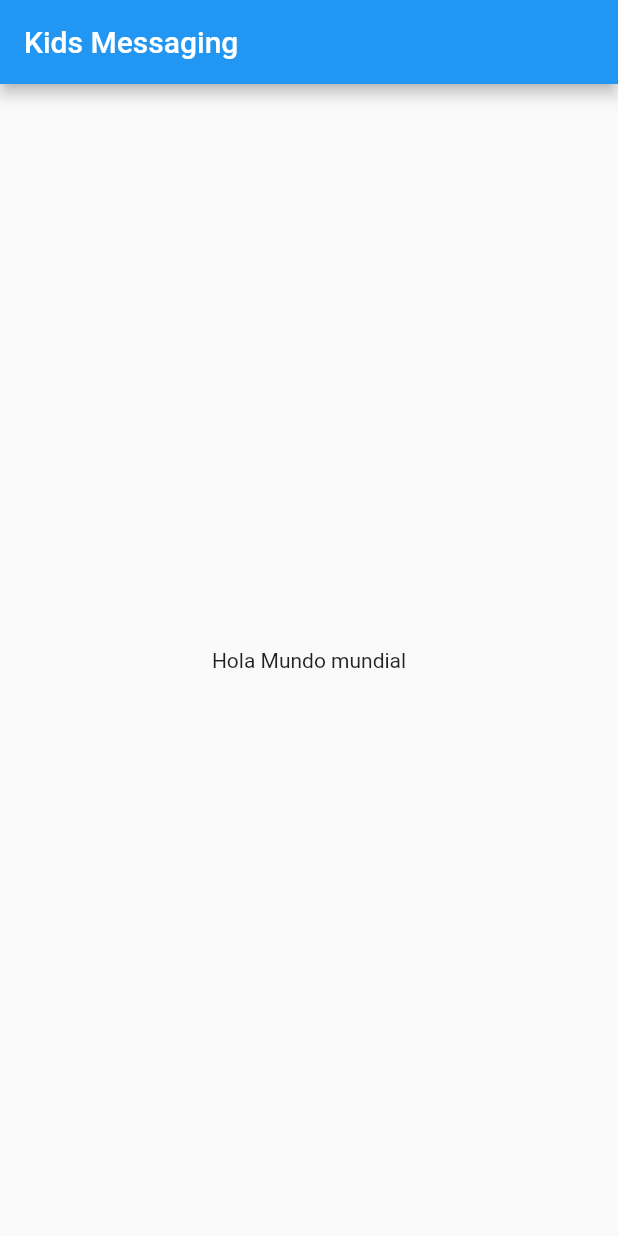
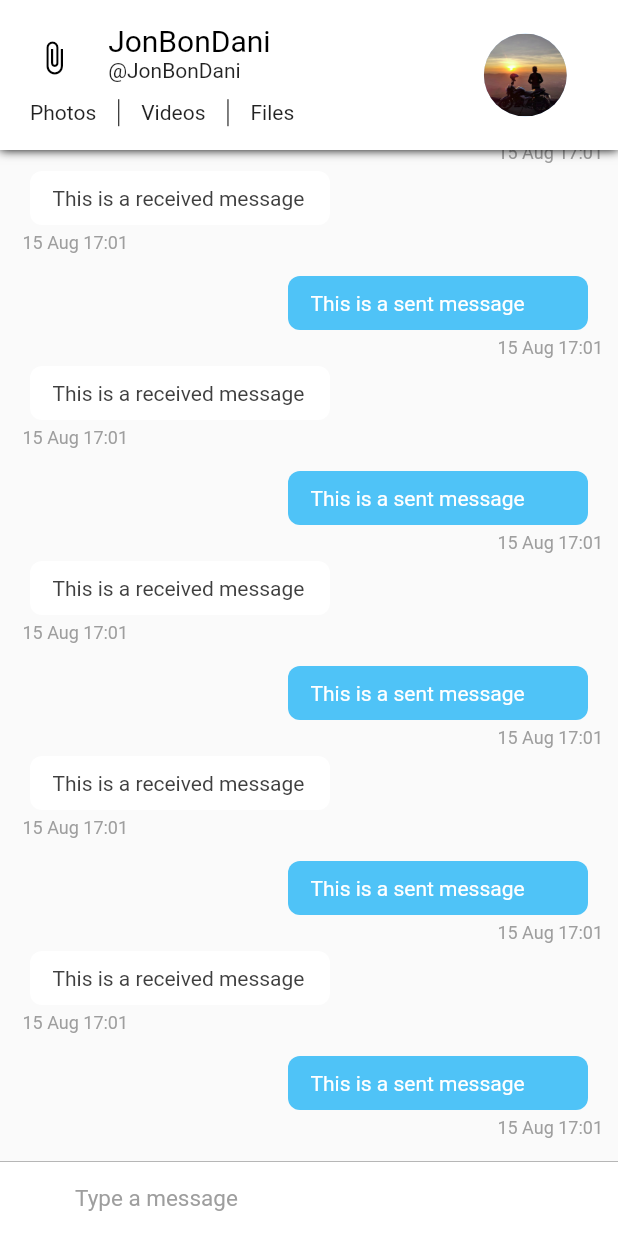
Before and after one commit to jonbondani/kidsmessaging, a Flutter app: the screen it shows after launch, on a phone screen of 412 x 824 dp. Run offline on Flutter 3.47's test engine with Material 2 defaults, Android fonts, the phone set to English and light mode, and no system bars.

```diff
--- /dev/null
+++ b/lib/config/Assets.dart
@@ -0,0 +1,3 @@
+class Assets{
+  static String user = 'assets/user.png';
+}
--- /dev/null
+++ b/lib/config/Palette.dart
@@ -0,0 +1,17 @@
+import 'package:flutter/material.dart';
+
+// Color palette for the app
+class Palette{
+  static Color primaryColor = Colors.white;
+  static Color accentColor =  Color(0xff4fc3f7);
+  static Color secondaryColor = Colors.black;
+  static Color primaryTextColor = Colors.black;
+  static Color secondaryTextColor = Colors.black87;
+  static Color primaryBackgroundColor = Colors.white;
+  static Color selfMessageBackgroundColor = Color(0xff4fc3f7);
+  static Color otherMessageBackgroundColor = Colors.white;
+  static Color selfMessageColor = Colors.white;
+  static Color otherMessageColor = Color(0xff3f3f3f);
+  static Color greyColor = Colors.grey;
+  static Color chatBackgroundColor = Color(0xfffafafa)  ;
+}
--- /dev/null
+++ b/lib/config/Styles.dart
@@ -0,0 +1,20 @@
+import 'package:flutter/material.dart';
+
+import 'Palette.dart';
+
+class Styles{
+  static TextStyle textHeading = TextStyle(
+      color: Palette.primaryTextColor,
+      fontSize: 20); // Text style for the name
+  static TextStyle subHeading = TextStyle(
+      color: Palette.primaryTextColor,
+      fontSize: 14);
+  static TextStyle text = TextStyle(
+      color: Palette.secondaryTextColor);
+  static TextStyle subText = TextStyle(
+      color: Palette.greyColor);
+  static TextStyle date = TextStyle(
+      color: Palette.greyColor,
+      fontSize: 12.0,
+      fontStyle: FontStyle.normal);
+}
--- a/lib/main.dart
+++ b/lib/main.dart
@@ -1,73 +1,19 @@
 import 'package:flutter/material.dart';
+import 'config/Palette.dart';
+import 'pages/ConversationPageList.dart';
 
-void main() => runApp(MyApp());
+void main() => runApp(KidsMessaging());
 
-class MyApp extends StatelessWidget {
+class KidsMessaging extends StatelessWidget {
   // This widget is the root of your application.
   @override
   Widget build(BuildContext context) {
     return MaterialApp(
       title: 'KidsMessaging',
       theme: ThemeData(
-        // This is the theme of your application.
-        //
-        // Try running your application with "flutter run". You'll see the
-        // application has a blue toolbar. Then, without quitting the app, try
-        // changing the primarySwatch below to Colors.green and then invoke
-        // "hot reload" (press "r" in the console where you ran "flutter run",
-        // or simply save your changes to "hot reload" in a Flutter IDE).
-        // Notice that the counter didn't reset back to zero; the application
-        // is not restarted.
-        primarySwatch: Colors.blue,
+        primaryColor: Palette.primaryColor,
       ),
-      home: MyHomePage(title: 'Kids Messaging'),
+      home: ConversationPageList(),
     );
   }
 }
-
-class MyHomePage extends StatefulWidget {
-  MyHomePage({Key key, this.title}) : super(key: key);
-
-  // This widget is the home page of your application. It is stateful, meaning
-  // that it has a State object (defined below) that contains fields that affect
-  // how it looks.
-
-  // This class is the configuration for the state. It holds the values (in this
-  // case the title) provided by the parent (in this case the App widget) and
-  // used by the build method of the State. Fields in a Widget subclass are
-  // always marked "final".
-
-  final String title;
-
-  @override
-  _MyHomePageState createState() => _MyHomePageState();
-}
-
-class _MyHomePageState extends State<MyHomePage> {
-  @override
-  Widget build(BuildContext context) {
-    // This method is rerun every time setState is called, for instance as done
-    // by the _incrementCounter method above.
-    //
-    // The Flutter framework has been optimized to make rerunning build methods
-    // fast, so that you can just rebuild anything that needs updating rather
-    // than having to individually change instances of widgets.
-    return Scaffold(
-      appBar: AppBar(
-        // Here we take the value from the MyHomePage object that was created by
-        // the App.build method, and use it to set our appbar title.
-        title: Text(widget.title),
-      ),
-      body: Center(
-        // Center is a layout widget. It takes a single child and positions it
-        // in the middle of the parent.
-        child:
-            Text(
-              'Hola Mundo mundial',
-            ),
-
-        ),
-
-    );
-  }
-}
--- /dev/null
+++ b/lib/pages/ConversationPage.dart
@@ -0,0 +1,34 @@
+import 'package:flutter/material.dart';
+import 'package:kidsmessaging/widgets/ChatAppBar.dart';
+import 'package:kidsmessaging/widgets/ChatListWidget.dart';
+import 'package:kidsmessaging/widgets/InputWidget.dart';
+
+class ConversationPage extends StatefulWidget {
+  @override
+  _ConversationPageState createState() => _ConversationPageState();
+
+  const ConversationPage();
+}
+
+class _ConversationPageState extends State<ConversationPage> {
+
+  @override
+  Widget build(BuildContext context) {
+    return SafeArea(
+        child: Scaffold(
+            appBar: ChatAppBar(), // Custom app bar for chat screen
+            body: Stack(children: <Widget>[
+              Column(
+                children: <Widget>[
+                  ChatListWidget(),//Chat list
+                  InputWidget() // The input widget
+                ],
+              ),
+            ]
+            )
+        )
+    );
+  }
+
+
+}
--- /dev/null
+++ b/lib/pages/ConversationPageList.dart
@@ -0,0 +1,24 @@
+import 'package:flutter/material.dart';
+import 'ConversationPage.dart';
+
+class ConversationPageList extends StatefulWidget {
+
+  @override
+  _ConversationPageListState createState() => _ConversationPageListState();
+}
+
+class _ConversationPageListState extends State<ConversationPageList> {
+
+  @override
+  Widget build(BuildContext context) {
+    return PageView(
+      children: <Widget>[
+        ConversationPage(),
+        ConversationPage(),
+        ConversationPage()
+      ],
+    );
+
+
+  }
+}
--- /dev/null
+++ b/lib/widgets/ChatAppBar.dart
@@ -0,0 +1,104 @@
+import 'package:flutter/material.dart';
+import 'package:kidsmessaging/config/Assets.dart';
+import 'package:kidsmessaging/config/Palette.dart';
+
+class ChatAppBar extends StatelessWidget implements PreferredSizeWidget {
+
+  const ChatAppBar();
+
+  final double height = 100;
+  @override
+  Widget build(BuildContext context) {
+    var textHeading = TextStyle(color: Palette.primaryTextColor, fontSize: 20); // Text style for the name
+    var textStyle = TextStyle(color: Palette.secondaryTextColor); // Text style for everything else
+
+    double width = MediaQuery.of(context).size.width; // calculate the screen width
+    return Material(
+        child: Container(
+            decoration: new BoxDecoration(boxShadow: [ //adds a shadow to the appbar
+              new BoxShadow(
+                color: Colors.black,
+                blurRadius: 5.0,
+              )]),
+            child:  Container(
+                color: Palette.primaryBackgroundColor,
+                child: Row(children: <Widget>[
+                  Expanded( //we're dividing the appbar into 7 : 3 ratio. 7 is for content and 3 is for the display picture.
+                      flex: 7,
+                      child: Center(
+                          child: Column(
+                            mainAxisSize: MainAxisSize.min,
+                            children: <Widget>[
+                              Container(
+                                  height: 70 - (width * .06),
+                                  child: Row(
+                                    crossAxisAlignment: CrossAxisAlignment.start,
+                                    children: <Widget>[
+                                      Expanded(
+                                          flex: 2,
+                                          child: Center(
+                                              child: Icon(
+                                                Icons.attach_file,
+                                                color: Palette.secondaryColor,
+                                              ))),
+                                      Expanded(
+                                          flex: 6,
+                                          child: Container(
+                                              child: Column(
+                                                crossAxisAlignment:
+                                                CrossAxisAlignment.start,
+                                                mainAxisAlignment: MainAxisAlignment.center,
+                                                mainAxisSize: MainAxisSize.min,
+                                                children: <Widget>[
+                                                  Text('JonBonDani', style: textHeading),
+                                                  Text('@JonBonDani', style: textStyle)
+                                                ],
+                                              ))),
+                                    ],
+                                  )),
+                              //second row containing the buttons for media
+                              Container(
+                                  height: 23,
+                                  padding: EdgeInsets.fromLTRB(20, 5, 5, 0),
+                                  child: Row(
+                                    mainAxisAlignment: MainAxisAlignment.start,
+                                    crossAxisAlignment: CrossAxisAlignment.center,
+                                    children: <Widget>[
+                                      Text(
+                                        'Photos',
+                                        style: textStyle,
+                                      ),
+                                      VerticalDivider(
+                                        width: 30,
+                                        color: Palette.primaryTextColor,
+                                      ),
+                                      Text(
+                                        'Videos',
+                                        style: textStyle,
+                                      ),
+                                      VerticalDivider(
+                                        width: 30,
+                                        color: Palette.primaryTextColor,
+                                      ),
+                                      Text('Files', style: textStyle)
+                                    ],
+                                  )),
+                            ],
+                          ))),
+                  //This is the display picture
+                  Expanded(
+                      flex: 3,
+                      child: Container(
+                          child: Center(
+                              child: CircleAvatar(
+                                radius: (80 - (width * .06)) / 2,
+                                backgroundImage: Image.asset(
+                                  Assets.user,
+                                ).image,
+                              )))),
+                ]))));
+  }
+
+  @override
+  Size get preferredSize => Size.fromHeight(height);
+}
--- /dev/null
+++ b/lib/widgets/ChatItemWidget.dart
@@ -0,0 +1,89 @@
+import 'package:flutter/material.dart';
+import 'package:kidsmessaging/config/Palette.dart';
+import 'package:intl/intl.dart';
+
+class ChatItemWidget extends StatelessWidget{
+  final int index;
+
+  ChatItemWidget(this.index);
+
+  @override
+  Widget build(BuildContext context) {
+    // TODO: implement build
+    if (index % 2 == 0) {
+      //This is the sent message. We'll later use data from firebase instead of index to determine the message is sent or received.
+      return Container(
+          child: Column(children: <Widget>[
+            Row(
+              children: <Widget>[
+                Container(
+                  child: Text(
+                    'This is a sent message',
+                    style: TextStyle(color: Palette.selfMessageColor),
+                  ),
+                  padding: EdgeInsets.fromLTRB(15.0, 10.0, 15.0, 10.0),
+                  width: 200.0,
+                  decoration: BoxDecoration(
+                      color: Palette.selfMessageBackgroundColor,
+                      borderRadius: BorderRadius.circular(8.0)),
+                  margin: EdgeInsets.only(right: 10.0),
+                )
+              ],
+              mainAxisAlignment:
+              MainAxisAlignment.end, // aligns the chatitem to right end
+            ),
+            Row(
+                mainAxisAlignment: MainAxisAlignment.end,
+                children: <Widget>[
+                  Container(
+                    child: Text(
+                      DateFormat('dd MMM kk:mm')
+                          .format(DateTime.fromMillisecondsSinceEpoch(1565888474278)),
+                      style: TextStyle(
+                          color: Palette.greyColor,
+                          fontSize: 12.0,
+                          fontStyle: FontStyle.normal),
+                    ),
+                    margin: EdgeInsets.only(left: 5.0, top: 5.0, bottom: 5.0),
+                  )])
+          ]));
+    } else {
+      // This is a received message
+      return Container(
+        child: Column(
+          children: <Widget>[
+            Row(
+              children: <Widget>[
+                Container(
+                  child: Text(
+                    'This is a received message',
+                    style: TextStyle(color: Palette.otherMessageColor),
+                  ),
+                  padding: EdgeInsets.fromLTRB(15.0, 10.0, 15.0, 10.0),
+                  width: 200.0,
+                  decoration: BoxDecoration(
+                      color: Palette.otherMessageBackgroundColor,
+                      borderRadius: BorderRadius.circular(8.0)),
+                  margin: EdgeInsets.only(left: 10.0),
+                )
+              ],
+            ),
+            Container(
+              child: Text(
+                DateFormat('dd MMM kk:mm')
+                    .format(DateTime.fromMillisecondsSinceEpoch(1565888474278)),
+                style: TextStyle(
+                    color: Palette.greyColor,
+                    fontSize: 12.0,
+                    fontStyle: FontStyle.normal),
+              ),
+              margin: EdgeInsets.only(left: 5.0, top: 5.0, bottom: 5.0),
+            )
+          ],
+          crossAxisAlignment: CrossAxisAlignment.start,
+        ),
+        margin: EdgeInsets.only(bottom: 10.0),
+      );
+    }  }
+
+}
--- /dev/null
+++ b/lib/widgets/ChatListWidget.dart
@@ -0,0 +1,20 @@
+import 'package:flutter/material.dart';
+
+import 'ChatItemWidget.dart';
+
+
+class ChatListWidget extends StatelessWidget{
+  final ScrollController listScrollController = new ScrollController();
+  @override
+  Widget build(BuildContext context) {
+    // TODO: implement build
+    return Flexible(
+        child: ListView.builder(
+          padding: EdgeInsets.all(10.0),
+          itemBuilder: (context, index) => ChatItemWidget(index),
+          itemCount: 20,
+          reverse: true,
+          controller: listScrollController,
+        ));
+  }
+}
--- /dev/null
+++ b/lib/widgets/InputWidget.dart
@@ -0,0 +1,61 @@
+import 'package:flutter/material.dart';
+import 'package:kidsmessaging/config/Palette.dart';
+
+class InputWidget extends StatelessWidget {
+
+  final TextEditingController textEditingController = new TextEditingController();
+
+  @override
+  Widget build(BuildContext context) {
+    return Container(
+      child: Row(
+        children: <Widget>[
+          Material(
+            child: new Container(
+              margin: new EdgeInsets.symmetric(horizontal: 1.0),
+              child: new IconButton(
+                icon: new Icon(Icons.face),
+                onPressed: () => {},
+                color: Palette.primaryColor,
+              ),
+            ),
+            color: Colors.white,
+          ),
+
+          // Text input
+          Flexible(
+            child: Container(
+              child: TextField(
+                style: TextStyle(color: Palette.primaryTextColor, fontSize: 15.0),
+                controller: textEditingController,
+                decoration: InputDecoration.collapsed(
+                  hintText: 'Type a message',
+                  hintStyle: TextStyle(color: Palette.greyColor),
+                ),
+              ),
+            ),
+          ),
+
+          // Send Message Button
+          Material(
+            child: new Container(
+              margin: new EdgeInsets.symmetric(horizontal: 8.0),
+              child: new IconButton(
+                icon: new Icon(Icons.send),
+                onPressed: () => {},
+                color: Palette.primaryColor,
+              ),
+            ),
+            color: Colors.white,
+          ),
+        ],
+      ),
+      width: double.infinity,
+      height: 50.0,
+      decoration: new BoxDecoration(
+          border: new Border(
+              top: new BorderSide(color: Palette.greyColor, width: 0.5)),
+          color: Colors.white),
+    );
+  }
+}
```
Also changed, not shown: pubspec.yaml (+8 -3 lines), assets/user.png (added), lib/generated/i18n.dart (added), pubspec.lock, 6 other files.
